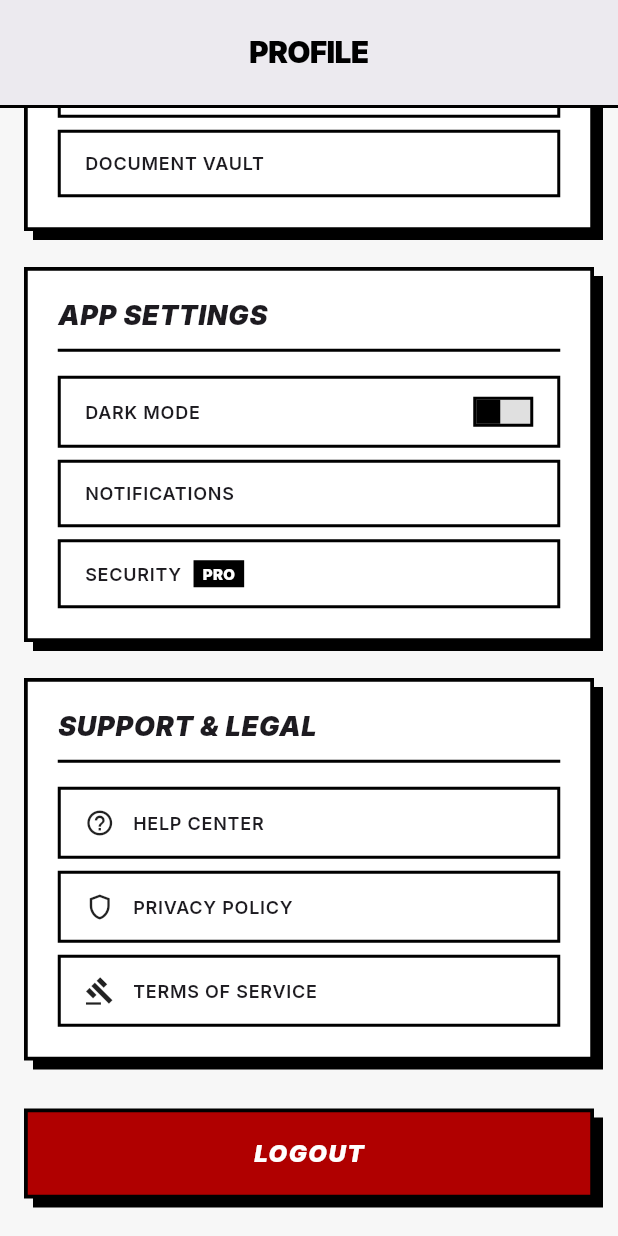
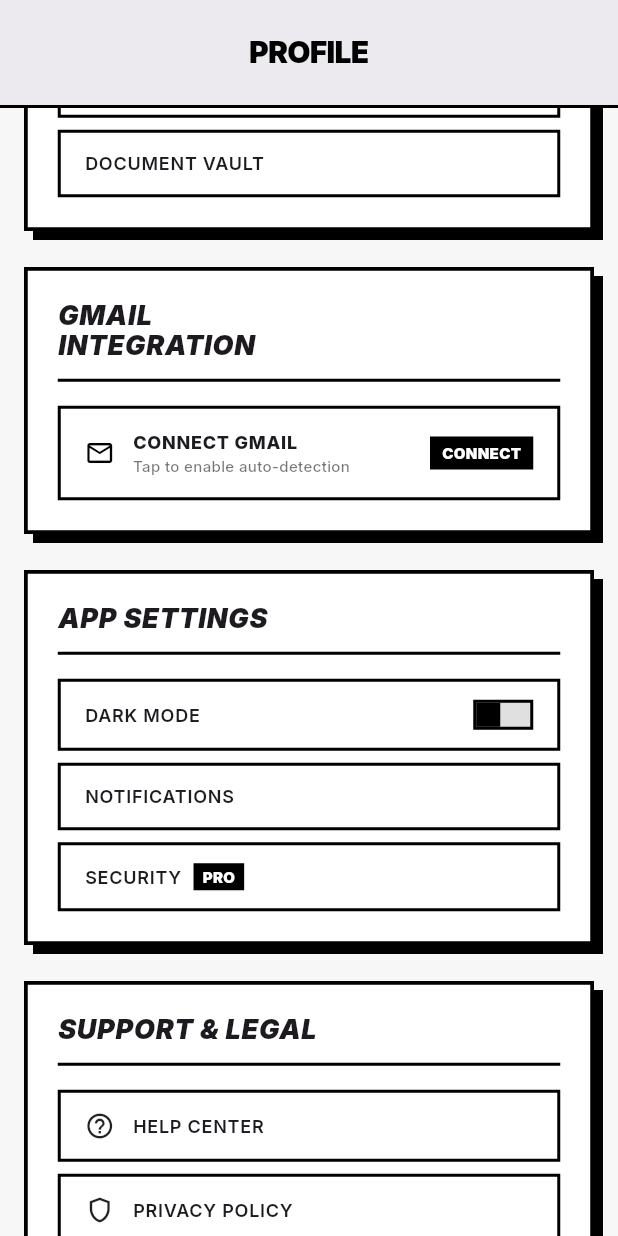
Before and after one commit to Atharvanair09/Sub-Zero, a Flutter app: the ProfilePage screen opened directly, scrolled down 576 dp, on a phone screen of 412 x 824 dp. Run offline on Flutter 3.47's test engine with Material 3 defaults, Android fonts, the phone set to English and light mode, and no system bars; our stand-ins replace fl_chart, google_fonts, google_sign_in, shared_preferences; accounts and stored records are empty.

Commit message:
version 5.9.0

```diff
--- a/mobile/subzero/lib/auth_service.dart
+++ b/mobile/subzero/lib/auth_service.dart
@@ -9,31 +9,35 @@ class AuthService {
   AuthService._internal();
   static final AuthService instance = AuthService._internal();
 
-  static const _keyUserId    = 'canonical_user_id';
-  static const _keyUserEmail = 'user_email';
-  static const _keyUserName  = 'user_name';
-  static const _keyUserPhoto = 'user_photo_url';
+  static const _keyUserId       = 'canonical_user_id';
+  static const _keyUserEmail    = 'user_email';
+  static const _keyUserName     = 'user_name';
+  static const _keyUserPhoto    = 'user_photo_url';
+  static const _keyGmailConnected = 'gmail_connected';
 
   // ── In-memory cache ──────────────────────────────────────────────────────
   String? _userId;
   String? _email;
   String? _name;
   String? _photoUrl;
+  bool    _gmailConnected = false;
 
   // ── Getters ───────────────────────────────────────────────────────────────
-  String? get userId    => _userId;
-  String? get email     => _email;
-  String? get name      => _name;
-  String? get photoUrl  => _photoUrl;
-  bool    get isSignedIn => _userId != null && _userId!.isNotEmpty;
+  String? get userId         => _userId;
+  String? get email          => _email;
+  String? get name           => _name;
+  String? get photoUrl       => _photoUrl;
+  bool    get gmailConnected => _gmailConnected;
+  bool    get isSignedIn     => _userId != null && _userId!.isNotEmpty;
 
   // ── Load persisted session on app start ───────────────────────────────────
   Future<void> loadFromStorage() async {
     final prefs = await SharedPreferences.getInstance();
-    _userId   = prefs.getString(_keyUserId);
-    _email    = prefs.getString(_keyUserEmail);
-    _name     = prefs.getString(_keyUserName);
-    _photoUrl = prefs.getString(_keyUserPhoto);
+    _userId          = prefs.getString(_keyUserId);
+    _email           = prefs.getString(_keyUserEmail);
+    _name            = prefs.getString(_keyUserName);
+    _photoUrl        = prefs.getString(_keyUserPhoto);
+    _gmailConnected  = prefs.getBool(_keyGmailConnected) ?? false;
   }
 
   // ── Called after a successful backend sync ────────────────────────────────
@@ -42,30 +46,42 @@ class AuthService {
     required String email,
     String? name,
     String? photoUrl,
+    bool gmailConnected = false,
   }) async {
-    _userId   = userId;
-    _email    = email;
-    _name     = name;
-    _photoUrl = photoUrl;
+    _userId          = userId;
+    _email           = email;
+    _name            = name;
+    _photoUrl        = photoUrl;
+    _gmailConnected  = gmailConnected;
 
     final prefs = await SharedPreferences.getInstance();
     await prefs.setString(_keyUserId, userId);
     await prefs.setString(_keyUserEmail, email);
     if (name     != null) await prefs.setString(_keyUserName,  name);
     if (photoUrl != null) await prefs.setString(_keyUserPhoto, photoUrl);
+    await prefs.setBool(_keyGmailConnected, gmailConnected);
+  }
+
+  // ── Update only the gmailConnected flag (called after OAuth return) ────────
+  Future<void> setGmailConnected(bool connected) async {
+    _gmailConnected = connected;
+    final prefs = await SharedPreferences.getInstance();
+    await prefs.setBool(_keyGmailConnected, connected);
   }
 
   // ── Clear session on sign-out ─────────────────────────────────────────────
   Future<void> clearSession() async {
-    _userId   = null;
-    _email    = null;
-    _name     = null;
-    _photoUrl = null;
+    _userId          = null;
+    _email           = null;
+    _name            = null;
+    _photoUrl        = null;
+    _gmailConnected  = false;
 
     final prefs = await SharedPreferences.getInstance();
     await prefs.remove(_keyUserId);
     await prefs.remove(_keyUserEmail);
     await prefs.remove(_keyUserName);
     await prefs.remove(_keyUserPhoto);
+    await prefs.remove(_keyGmailConnected);
   }
 }
--- a/mobile/subzero/lib/profile_page.dart
+++ b/mobile/subzero/lib/profile_page.dart
@@ -5,10 +5,16 @@ import 'auth_service.dart';
 import 'login_screen.dart';
 import 'home_page.dart';
 import 'goals_page.dart';
+import 'gmail_connect_page.dart';
 
-class ProfilePage extends StatelessWidget {
+class ProfilePage extends StatefulWidget {
   const ProfilePage({super.key});
 
+  @override
+  State<ProfilePage> createState() => _ProfilePageState();
+}
+
+class _ProfilePageState extends State<ProfilePage> {
   Future<void> _handleLogout(BuildContext context) async {
     // Sign out from Google and clear the canonical session
     await GoogleSignIn().signOut();
@@ -22,12 +28,24 @@ class ProfilePage extends StatelessWidget {
   }
 
 
+  /// Opens the Gmail connect flow and refreshes UI when it returns.
+  Future<void> _openGmailConnect(BuildContext context) async {
+    final result = await Navigator.of(context).push<bool>(
+      MaterialPageRoute(builder: (_) => const GmailConnectPage()),
+    );
+    // If the user successfully connected Gmail, rebuild so the tile updates
+    if (result == true && mounted) {
+      setState(() {});
+    }
+  }
+
   @override
   Widget build(BuildContext context) {
     final auth    = AuthService.instance;
     final name    = (auth.name ?? 'USER').toUpperCase();
     final email   = auth.email ?? '';
     final photo   = auth.photoUrl;
+    final gmailConnected = auth.gmailConnected;
 
     return Scaffold(
       backgroundColor: const Color(0xFFF7F7F7),
@@ -152,6 +170,85 @@ class ProfilePage extends StatelessWidget {
                   _buildListItem(title: 'LINKED ACCOUNTS'),
                   const SizedBox(height: 8),
                   _buildListItem(title: 'DOCUMENT VAULT'),
+                ],
+              ),
+              const SizedBox(height: 24),
+
+              // GMAIL INTEGRATION Section
+              _buildSectionCard(
+                title: 'GMAIL\nINTEGRATION',
+                children: [
+                  GestureDetector(
+                    onTap: gmailConnected ? null : () => _openGmailConnect(context),
+                    child: Container(
+                      padding: const EdgeInsets.symmetric(horizontal: 16, vertical: 14),
+                      decoration: BoxDecoration(
+                        color: gmailConnected ? const Color(0xFF9AFF00) : Colors.white,
+                        border: Border.all(color: Colors.black, width: 2),
+                      ),
+                      child: Row(
+                        children: [
+                          Icon(
+                            gmailConnected ? Icons.check_circle : Icons.mail_outline,
+                            size: 20,
+                            color: Colors.black,
+                          ),
+                          const SizedBox(width: 12),
+                          Expanded(
+                            child: Column(
+                              crossAxisAlignment: CrossAxisAlignment.start,
+                              children: [
+                                Text(
+                                  gmailConnected ? 'GMAIL CONNECTED' : 'CONNECT GMAIL',
+                                  style: GoogleFonts.inter(
+                                    fontWeight: FontWeight.w800,
+                                    fontSize: 12,
+                                    letterSpacing: 0.5,
+                                  ),
+                                ),
+                                Text(
+                                  gmailConnected
+                                      ? 'Auto-detecting transactions'
+                                      : 'Tap to enable auto-detection',
+                                  style: GoogleFonts.inter(
+                                    fontSize: 10,
+                                    color: Colors.black54,
+                                    fontWeight: FontWeight.w500,
+                                  ),
+                                ),
+                              ],
+                            ),
+                          ),
+                          if (!gmailConnected)
+                            Container(
+                              padding: const EdgeInsets.symmetric(horizontal: 8, vertical: 4),
+                              color: Colors.black,
+                              child: Text(
+                                'CONNECT',
+                                style: GoogleFonts.inter(
+                                  color: Colors.white,
+                                  fontWeight: FontWeight.w900,
+                                  fontSize: 10,
+                                ),
+                              ),
+                            )
+                          else
+                            Container(
+                              padding: const EdgeInsets.symmetric(horizontal: 8, vertical: 4),
+                              color: Colors.black,
+                              child: Text(
+                                'ACTIVE',
+                                style: GoogleFonts.inter(
+                                  color: Colors.white,
+                                  fontWeight: FontWeight.w900,
+                                  fontSize: 10,
+                                ),
+                              ),
+                            ),
+                        ],
+                      ),
+                    ),
+                  ),
                 ],
               ),
               const SizedBox(height: 24),
--- a/mobile/subzero/pubspec.yaml
+++ b/mobile/subzero/pubspec.yaml
@@ -15,6 +15,7 @@ dependencies:
   google_fonts: ^8.1.0
   shared_preferences: ^2.3.2
   fl_chart: ^1.2.0
+  url_launcher: ^6.3.1
 
 dev_dependencies:
   flutter_test:
```
Also changed, not shown: mobile/subzero/lib/gmail_connect_page.dart (added, +435 -0 lines), mobile/subzero/lib/login_screen.dart (+7 -4 lines), mobile/subzero/pubspec.lock, 6 other files.
